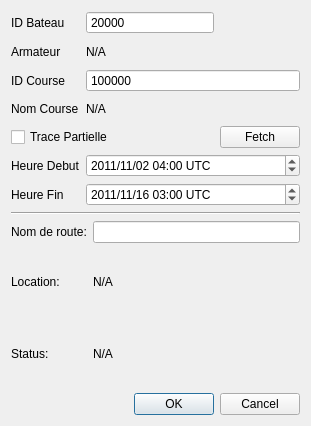
Above: src/Ui/DialogDownloadTracks.ui from nohal/qtVlm before the change. Below: the same form after it.
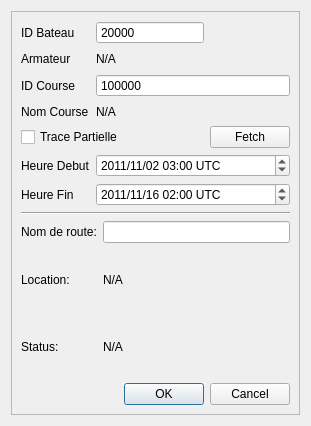
That is the form after the change.

```diff
--- a/src/Ui/DialogDownloadTracks.ui
+++ b/src/Ui/DialogDownloadTracks.ui
@@ -15,6 +15,21 @@
   </property>
   <layout class="QHBoxLayout" name="horizontalLayout">
    <item>
+    <widget class="QScrollArea" name="scrollArea">
+     <property name="widgetResizable">
+      <bool>true</bool>
+     </property>
+     <widget class="QWidget" name="scrollAreaWidgetContents">
+      <property name="geometry">
+       <rect>
+        <x>0</x>
+        <y>0</y>
+        <width>291</width>
+        <height>406</height>
+       </rect>
+      </property>
+      <layout class="QHBoxLayout" name="horizontalLayout_2">
+       <item>
     <layout class="QVBoxLayout" name="verticalLayout">
      <item>
       <layout class="QGridLayout" name="gridLayout">
@@ -153,7 +168,7 @@
          </property>
          <property name="dateTime">
           <datetime>
-           <hour>4</hour>
+               <hour>3</hour>
            <minute>0</minute>
            <second>0</second>
            <year>2011</year>
@@ -189,7 +204,7 @@
          </property>
          <property name="dateTime">
           <datetime>
-           <hour>3</hour>
+               <hour>2</hour>
            <minute>0</minute>
            <second>0</second>
            <year>2011</year>
@@ -291,6 +306,10 @@
       </layout>
      </item>
     </layout>
+       </item>
+      </layout>
+     </widget>
+    </widget>
    </item>
   </layout>
  </widget>
```
Lines whose indentation alone changed are shown as unchanged.
